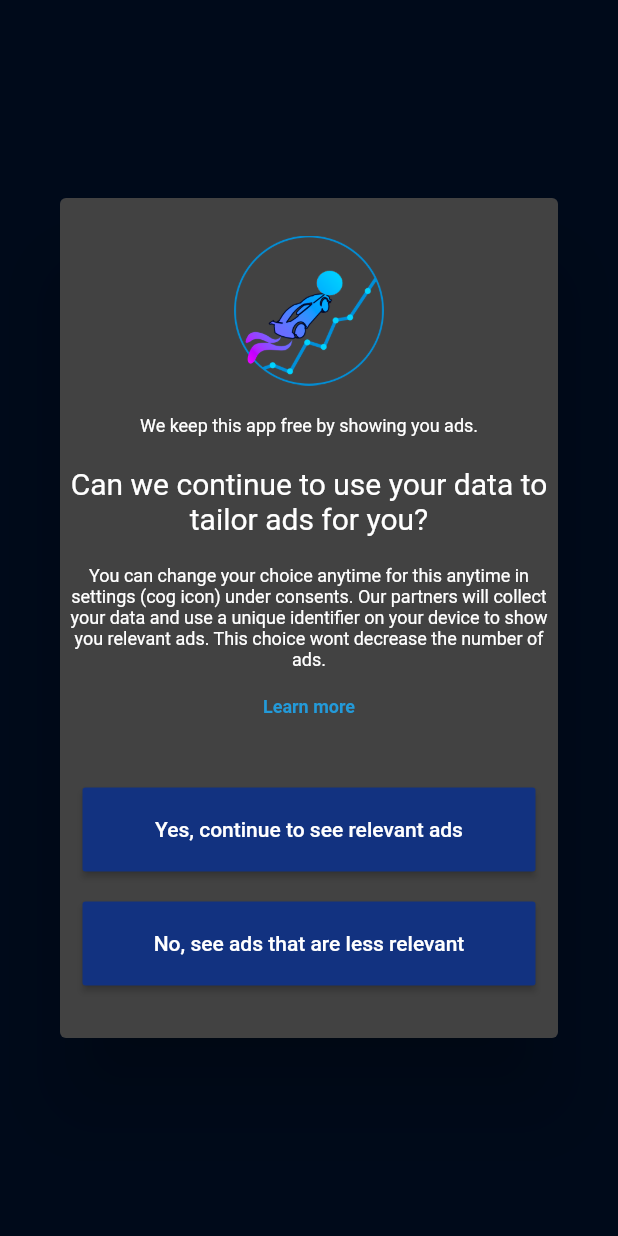
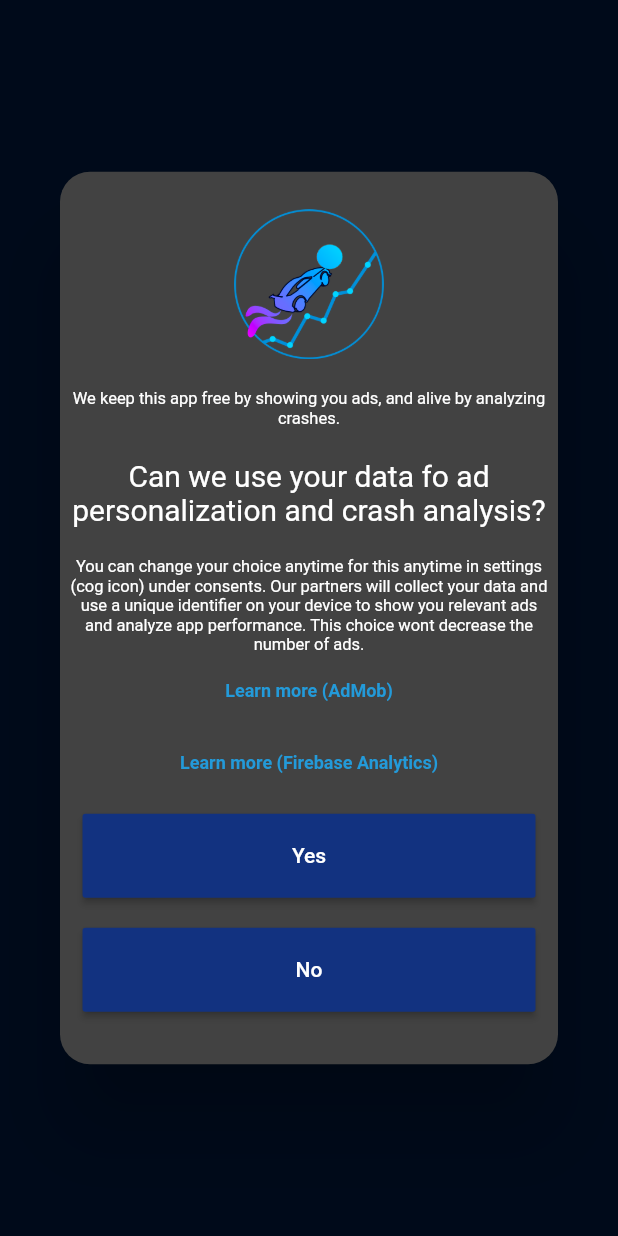
Before and after one commit to JakeBeaver/Ballchasers, a Flutter app: what promptForConsent() shows on an empty page, opened directly, on a phone screen of 412 x 824 dp. Run offline on Flutter 3.47's test engine with Material 2 defaults, Android fonts, the phone set to English and light mode, and no system bars; our stand-ins replace cached_network_image, firebase_analytics, fl_chart, flutter_native_admob, package_info, shared_preferences; missing offline and left inert: a package; accounts and stored records are empty; network calls fail.

Commit message:
Firebase analytics consent

```diff
--- a/lib/main.dart
+++ b/lib/main.dart
@@ -1,3 +1,4 @@
+import 'package:RLRank/providers/adMobService.dart';
 import 'package:RLRank/providers/playersData.dart';
 import 'package:RLRank/providers/trackerData.dart';
 import 'package:RLRank/screens/addPlayerScreen.dart';
@@ -6,6 +7,7 @@ import 'package:RLRank/screens/rankScreen.dart';
 import 'package:RLRank/screens/sessionsScreen.dart';
 import 'package:RLRank/screens/aboutScreen.dart';
 import 'package:RLRank/widgets/textWidgets.dart';
+import 'package:firebase_analytics/firebase_analytics.dart';
 import 'package:flutter/material.dart';
 import 'package:provider/provider.dart';
 
@@ -13,10 +15,17 @@ void main() {
   runApp(MyApp());
 }
 
+Future setAnalytics(BuildContext context) async {
+  await FirebaseAnalytics().setAnalyticsCollectionEnabled(
+    await AdMobService.getHasConsent(context),
+  );
+}
+
 class MyApp extends StatelessWidget {
   // This widget is the root of your application.
   @override
   Widget build(BuildContext context) {
+    setAnalytics(context);
     return MultiProvider(
       providers: [
         ChangeNotifierProvider(create: (_) => TrackerData()),
--- a/lib/providers/adMobService.dart
+++ b/lib/providers/adMobService.dart
@@ -1,6 +1,7 @@
 import 'dart:convert';
 
 import 'package:RLRank/widgets/textWidgets.dart';
+import 'package:firebase_analytics/firebase_analytics.dart';
 import 'package:flutter/foundation.dart';
 import 'package:flutter/material.dart';
 import 'package:flutter_native_admob/flutter_native_admob.dart';
@@ -46,6 +47,7 @@ class AdMobService {
         builder: (ctx) => WillPopScope(
           onWillPop: () async => false,
           child: Dialog(
+            shape: RoundedRectangleBorder(borderRadius: BorderRadius.circular(20)),
             child: Padding(
               padding: const EdgeInsets.all(5.0),
               child: SingleChildScrollView(
@@ -62,28 +64,37 @@ class AdMobService {
                     ),
                     SizedBox(height: 20),
                     Text(
-                      "We keep this app free by showing you ads.",
+                      "We keep this app free by showing you ads, and alive by analyzing crashes.",
                       textAlign: TextAlign.center,
-                      style: TextStyle(fontSize: 12),
+                      style: TextStyle(fontSize: 11),
                     ),
                     SizedBox(height: 20),
                     Text(
-                      "Can we continue to use your data to tailor ads for you?",
+                      "Can we use your data fo ad personalization and crash analysis?",
                       style: TextStyle(fontSize: 20),
                       textAlign: TextAlign.center,
                     ),
                     SizedBox(height: 20),
                     Text(
-                      "You can change your choice anytime for this anytime in settings (cog icon) under consents. Our partners will collect your data and use a unique identifier on your device to show you relevant ads. This choice wont decrease the number of ads.",
+                      "You can change your choice anytime for this anytime in settings (cog icon) under consents. Our partners will collect your data and use a unique identifier on your device to show you relevant ads and analyze app performance. This choice wont decrease the number of ads.",
                       textAlign: TextAlign.center,
-                      style: TextStyle(fontSize: 12),
+                      style: TextStyle(fontSize: 11),
                     ),
                     FlatButton(
-                      onPressed: () =>
-                          launch("https://safety.google/privacy/ads-and-data/"),
-                      child: deepBlueTitle("Learn more", sizeAdjust: -2),
+                      height: 10,
+                      onPressed: () => launch(
+                          "https://safety.google/privacy/ads-and-data/"),
+                      child:
+                          deepBlueTitle("Learn more (AdMob)", sizeAdjust: -2),
                     ),
-                    SizedBox(height: 20),
+                    FlatButton(
+                      height: 10,
+                      onPressed: () => launch(
+                          "https://firebase.google.com/terms/data-processing-terms"),
+                      child: deepBlueTitle("Learn more (Firebase Analytics)",
+                          sizeAdjust: -2),
+                    ),
+                    // SizedBox(height: 20),
                     Container(
                       width: double.infinity,
                       margin: EdgeInsets.all(10),
@@ -91,7 +102,7 @@ class AdMobService {
                         padding: EdgeInsets.all(20),
                         color: AppColors.button,
                         child: Text(
-                          "Yes, continue to see relevant ads",
+                          "Yes",
                           textAlign: TextAlign.center,
                         ),
                         onPressed: () => Navigator.of(context).pop(true),
@@ -104,7 +115,7 @@ class AdMobService {
                         color: AppColors.button,
                         padding: EdgeInsets.all(20),
                         child: Text(
-                          "No, see ads that are less relevant",
+                          "No",
                           textAlign: TextAlign.center,
                         ),
                         onPressed: () => Navigator.of(context).pop(false),
@@ -119,11 +130,15 @@ class AdMobService {
         ),
       );
       bool consent = await _consentFuture;
+
       prefs.setBool(adConsentKey, consent);
       _nativeAdControllers.forEach((key, value) {
         value.setNonPersonalizedAds(!consent);
         value.reloadAd(forceRefresh: true);
       });
+
+      await FirebaseAnalytics().setAnalyticsCollectionEnabled(consent);
+
       _consentFuture = null;
     } else {
       await _consentFuture;
--- a/pubspec.yaml
+++ b/pubspec.yaml
@@ -36,6 +36,7 @@ dependencies:
   package_info: ^0.4.3+2
   shared_preferences: ^0.5.12+4
   url_launcher: ^5.7.10
+  firebase_analytics: ^6.3.0
 
 
   # The following adds the Cupertino Icons font to your application.
```
Also changed, not shown: pubspec.lock, 1 other file.
